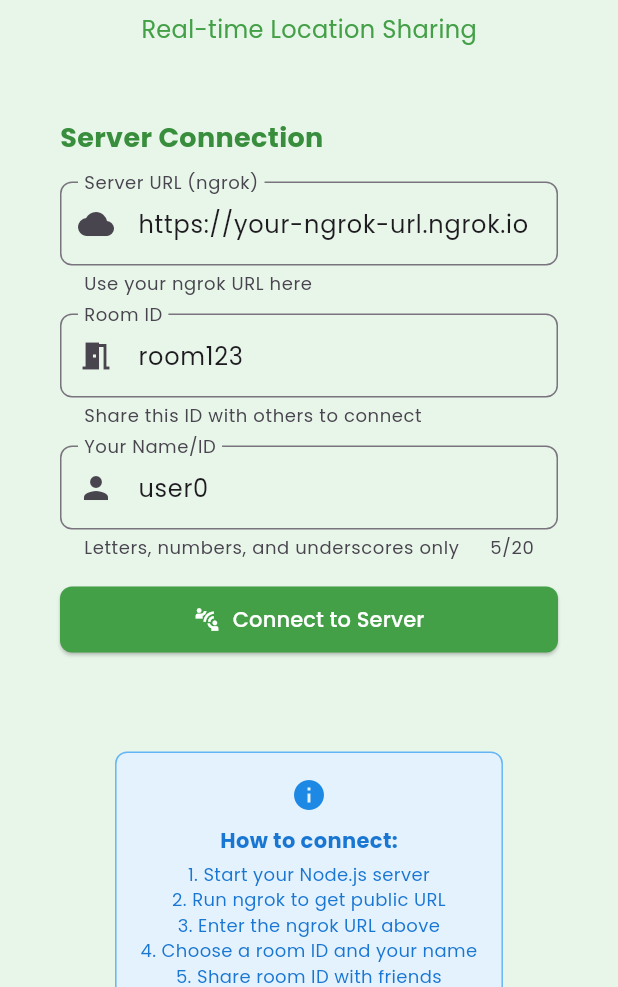
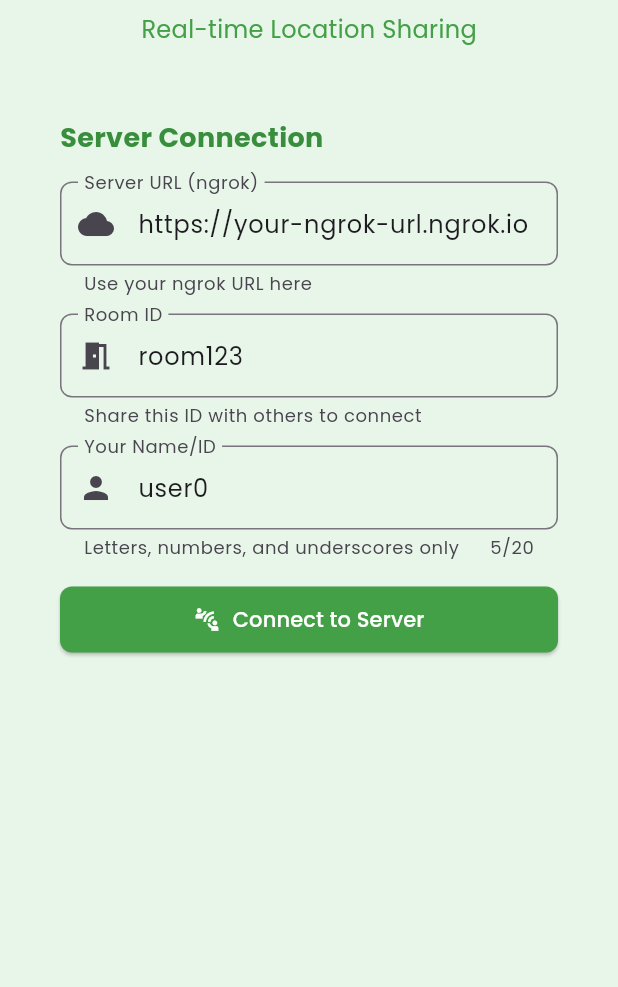
Before and after one commit to anjumArnab/MapNudge, a Flutter app: the screen it shows after launch, on a phone screen of 412 x 824 dp, the part 249-1236 px from its top. Run offline on Flutter 3.47's test engine with Material 3 defaults, Android fonts, the phone set to English and light mode, and no system bars; our stand-ins replace geolocator, google_fonts, google_maps_flutter, socket_io_client; missing offline and left inert: flutter_polyline_points.

Commit message:
ActionButton() implemented

```diff
--- a/lib/views/coordinate_view.dart
+++ b/lib/views/coordinate_view.dart
@@ -835,23 +835,30 @@ class _CoordinateViewState extends State<CoordinateView> {
                   ),
                   const SizedBox(height: 20),
 
+                  // Send Location to Room (with loading & disabled state)
                   ActionButton(
-                    icon: Icons.send,
                     label:
                         isSendingLocation
                             ? 'Sending Location...'
                             : !_isConnected
                             ? 'Connect to Server First'
                             : 'Send Location to Room',
-
+                    icon: Icons.send,
+                    backgroundColor:
+                        !_isConnected
+                            ? Colors.grey.shade400
+                            : Colors.blue.shade600,
+                    foregroundColor: Colors.white,
+                    isLoading: isSendingLocation,
                     onPressed:
-                        () =>
                         (isSendingLocation ||
                                 latitude == null ||
                                 longitude == null ||
                                 !_isConnected)
                             ? null
                             : _sendManualLocation,
+                    height: 50,
+                    borderRadius: 8,
                   ),
                 ],
               ),
--- a/lib/views/homepage.dart
+++ b/lib/views/homepage.dart
@@ -583,8 +583,10 @@ class _HomepageState extends State<Homepage> {
               if (_isConnected) ...[
                 // Send Location Button
                 ActionButton(
+                  label: 'Send Location',
                   icon: Icons.send,
-                  label: 'Send Location',
+                  backgroundColor: Colors.green.shade600,
+                  foregroundColor: Colors.white,
                   onPressed: () {
                     Navigator.push(
                       context,
@@ -597,8 +599,10 @@ class _HomepageState extends State<Homepage> {
 
                 // View Map Button
                 ActionButton(
+                  label: 'View Map',
                   icon: Icons.map,
-                  label: 'View Map',
+                  backgroundColor: Colors.blue.shade600,
+                  foregroundColor: Colors.white,
                   onPressed: () {
                     Navigator.push(
                       context,
@@ -627,41 +631,6 @@ class _HomepageState extends State<Homepage> {
                   ],
                 ),
               ],
-
-              // Instructions when not connected
-              if (!_isConnected && !_isConnecting) ...[
-                const SizedBox(height: 16),
-                Container(
-                  padding: EdgeInsets.all(16),
-                  decoration: BoxDecoration(
-                    color: Colors.blue.shade50,
-                    borderRadius: BorderRadius.circular(8),
-                    border: Border.all(color: Colors.blue.shade300),
-                  ),
-                  child: Column(
-                    children: [
-                      Icon(Icons.info, color: Colors.blue.shade600),
-                      SizedBox(height: 8),
-                      Text(
-                        'How to connect:',
-                        style: TextStyle(
-                          fontWeight: FontWeight.bold,
-                          color: Colors.blue.shade700,
-                        ),
-                      ),
-                      SizedBox(height: 4),
-                      Text(
-                        '1. Start your Node.js server\n2. Run ngrok to get public URL\n3. Enter the ngrok URL above\n4. Choose a room ID and your name\n5. Share room ID with friends',
-                        style: TextStyle(
-                          fontSize: 12,
-                          color: Colors.blue.shade700,
-                        ),
-                        textAlign: TextAlign.center,
-                      ),
-                    ],
-                  ),
-                ),
-              ],
             ],
           ),
         ),
```
Lines whose indentation alone changed are shown as unchanged.
